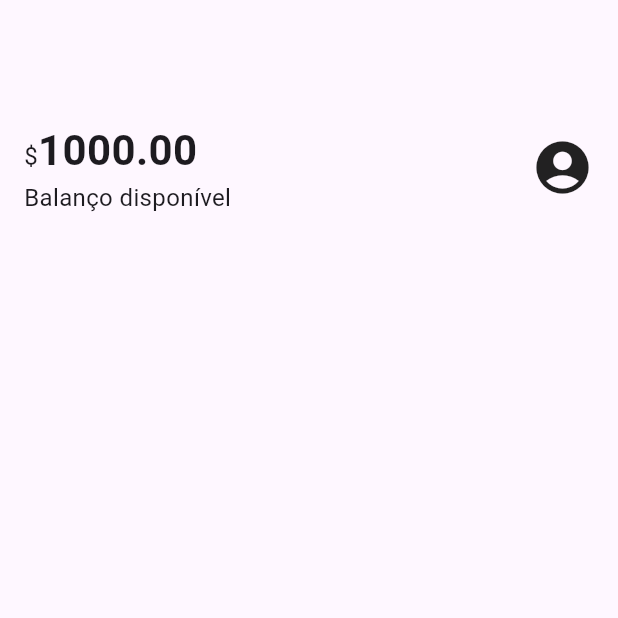
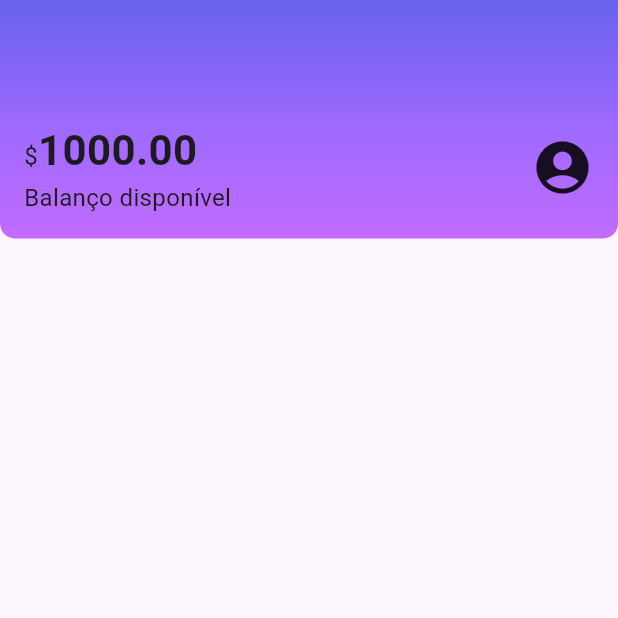
Before and after one commit to flavioaugusto1/alubank, a Flutter app: the screen it shows after launch, on a phone screen of 412 x 824 dp, the top half of it. Run offline on Flutter 3.47's test engine with Material 3 defaults, Android fonts, the phone set to English and light mode, and no system bars.

Commit message:
feat: finalizado header da aplicação

```diff
--- a/lib/components/sections/header.dart
+++ b/lib/components/sections/header.dart
@@ -6,6 +6,19 @@ class Header extends StatelessWidget {
   @override
   Widget build(BuildContext context) {
     return Container(
+      decoration: const BoxDecoration(
+        gradient: LinearGradient(
+            begin: Alignment.topCenter,
+            end: Alignment.bottomCenter,
+            colors: <Color>[
+              Color.fromRGBO(103, 99, 234, 1),
+              Color.fromRGBO(155, 105, 254, 1),
+              Color.fromRGBO(195, 107, 255, 1)
+            ]),
+        borderRadius: BorderRadius.vertical(
+          bottom: Radius.circular(10),
+        ),
+      ),
       child: const Padding(
         padding: EdgeInsets.only(top: 80, left: 16, right: 16, bottom: 16),
         child: Row(
@@ -27,9 +40,12 @@ class Header extends StatelessWidget {
                     style: TextStyle(fontSize: 16),
                     children: <TextSpan>[
                       TextSpan(
-                          text: '1000.00',
-                          style: TextStyle(
-                              fontSize: 28, fontWeight: FontWeight.bold)),
+                        text: '1000.00',
+                        style: TextStyle(
+                          fontSize: 28,
+                          fontWeight: FontWeight.bold,
+                        ),
+                      ),
                     ],
                   ),
                 ),
```
